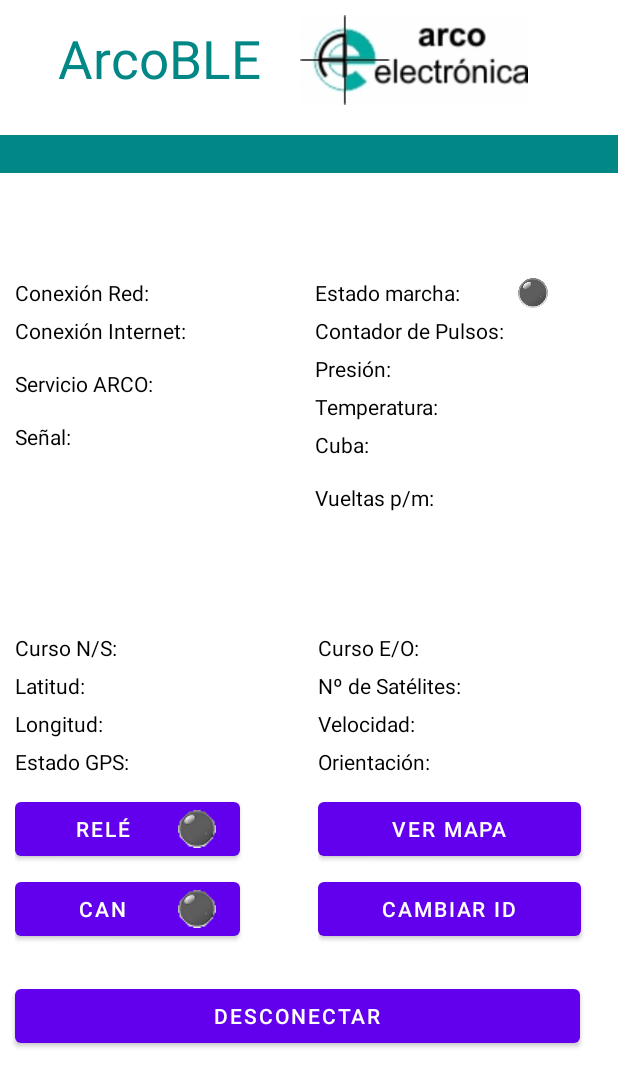
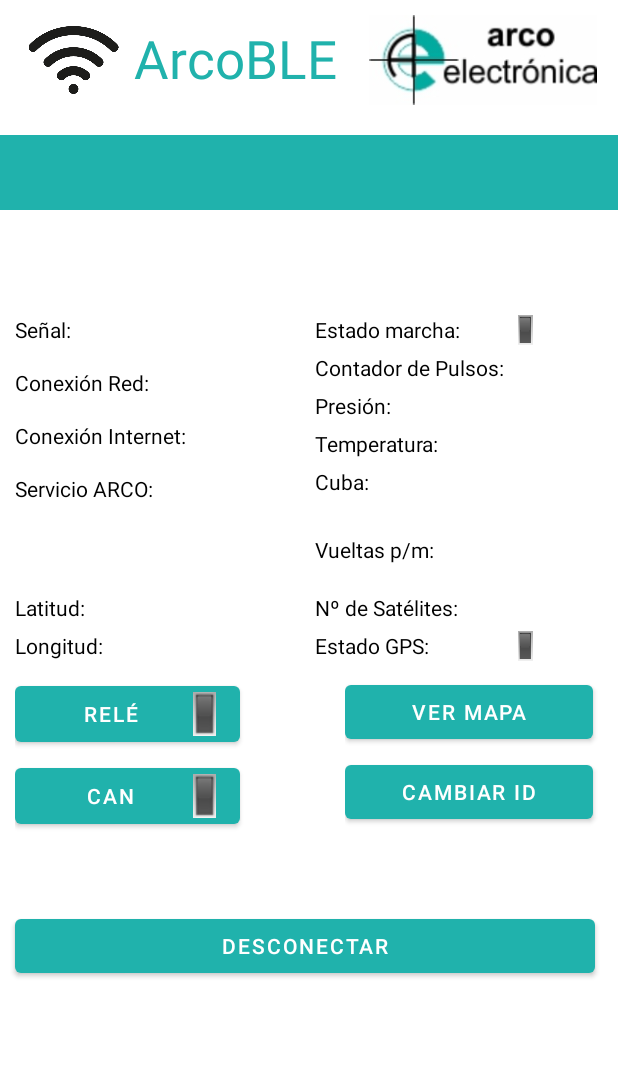
Before and after one commit to Daniel-RM/ArcoBLE, an Android app: the DatosActivity screen opened directly, with no data from a screen before it, on a phone screen of 412 x 824 dp. Shown: the top 1087 px of the screen. Run offline under Robolectric (Android 15) with nearby library versions, the phone set to English and light mode, and no system bars; 2 statements that could not run were skipped.

Commit message:
leds cuadrados dentro del botón

```diff
--- a/app/src/main/res/layout/activity_datos.xml
+++ b/app/src/main/res/layout/activity_datos.xml
@@ -16,9 +16,9 @@
     <TextView
         android:id="@+id/tvEstado"
         android:layout_width="0dp"
-        android:layout_height="25dp"
+        android:layout_height="50dp"
         android:layout_marginTop="20dp"
-        android:background="@color/teal_700"
+        android:background="@color/verdeArco"
         android:textAlignment="center"
         android:textColor="@color/black"
         android:textSize="18sp"
@@ -34,8 +34,8 @@
         android:layout_marginStart="10dp"
         android:layout_marginTop="10dp"
         android:textAlignment="center"
-        android:textColor="@color/teal_700"
-        android:textSize="16sp"
+        android:textColor="@color/verdeArco"
+        android:textSize="18sp"
         app:layout_constraintEnd_toEndOf="parent"
         app:layout_constraintHorizontal_bias="0.0"
         app:layout_constraintStart_toStartOf="parent"
@@ -45,7 +45,7 @@
     <LinearLayout
         android:id="@+id/layConexion"
         android:layout_width="200dp"
-        android:layout_height="211dp"
+        android:layout_height="185dp"
         android:layout_marginStart="10dp"
         android:layout_marginTop="10dp"
         android:orientation="vertical"
@@ -53,9 +53,16 @@
         app:layout_constraintTop_toBottomOf="@+id/tvEstado2">
 
         <TextView
+            android:id="@+id/tvRssi"
+            android:layout_width="match_parent"
+            android:layout_height="35dp"
+            android:text="@string/rssi"
+            android:textColor="@color/black" />
+
+        <TextView
             android:id="@+id/tvConexionRed"
             android:layout_width="match_parent"
-            android:layout_height="25dp"
+            android:layout_height="35dp"
             android:text="@string/conexionRed"
             android:textColor="@color/black"
             app:layout_constraintStart_toStartOf="parent"
@@ -75,22 +82,15 @@
             android:id="@+id/tvServicio"
             android:layout_width="match_parent"
             android:layout_height="35dp"
-            android:textColor="@color/black"
-            android:text="@string/servicioARCO" />
-
-        <TextView
-            android:id="@+id/tvRssi"
-            android:layout_width="match_parent"
-            android:layout_height="35dp"
-            android:textColor="@color/black"
-            android:text="@string/rssi" />
+            android:text="@string/servicioARCO"
+            android:textColor="@color/black" />
 
     </LinearLayout>
 
     <LinearLayout
         android:id="@+id/layCamion"
         android:layout_width="200dp"
-        android:layout_height="185dp"
+        android:layout_height="160dp"
         android:orientation="vertical"
         app:layout_constraintStart_toEndOf="@+id/layConexion"
         app:layout_constraintTop_toBottomOf="@+id/tvMarcha">
@@ -100,36 +100,37 @@
             android:id="@+id/tvPulsos"
             android:layout_width="match_parent"
             android:layout_height="25dp"
-            android:textColor="@color/black"
-            android:text="@string/pulsos" />
+            android:text="@string/pulsos"
+            android:textColor="@color/black" />
 
         <TextView
             android:id="@+id/tvAnalogica"
             android:layout_width="match_parent"
             android:layout_height="25dp"
-            android:textColor="@color/black"
-            android:text="@string/analogica" />
+            android:text="@string/analogica"
+            android:textColor="@color/black" />
 
         <TextView
             android:id="@+id/tvAnalogica2"
             android:layout_width="match_parent"
             android:layout_height="25dp"
-            android:textColor="@color/black"
-            android:text="@string/analogica2" />
+            android:text="@string/analogica2"
+            android:textColor="@color/black" />
 
         <TextView
             android:id="@+id/tvCuba"
             android:layout_width="match_parent"
             android:layout_height="35dp"
-            android:textColor="@color/black"
-            android:text="@string/giroCuba" />
+            android:text="@string/giroCuba"
+            android:textColor="@color/black" />
 
         <TextView
             android:id="@+id/tvGiroCuba"
             android:layout_width="match_parent"
-            android:layout_height="25dp"
-            android:textColor="@color/black"
-            android:text="@string/cuba" />
+            android:layout_height="35dp"
+            android:paddingTop="10dp"
+            android:text="@string/cuba"
+            android:textColor="@color/black" />
 
     </LinearLayout>
 
@@ -146,69 +147,55 @@
     <ImageView
         android:id="@+id/ledMarcha"
         android:layout_width="20dp"
-        android:layout_height="20dp"
-        android:layout_marginStart="5dp"
+        android:layout_height="25dp"
         android:layout_marginTop="10dp"
+        android:paddingBottom="5dp"
         android:contentDescription="@string/todo"
-        android:src="@drawable/led_apagado"
+        android:src="@drawable/gris"
         app:layout_constraintStart_toEndOf="@+id/tvMarcha"
         app:layout_constraintTop_toBottomOf="@+id/tvEstado2" />
 
-    <TextView
-        android:id="@+id/tvTrama"
-        android:layout_width="0dp"
+    <ImageView
+        android:id="@+id/ledGPS"
+        android:layout_width="20dp"
         android:layout_height="25dp"
-        android:layout_marginStart="10dp"
-        android:textColor="@color/red"
-        app:layout_constraintEnd_toEndOf="parent"
-        app:layout_constraintHorizontal_bias="0.0"
-        app:layout_constraintStart_toStartOf="parent"
-        app:layout_constraintTop_toBottomOf="@+id/layConexion" />
+        android:paddingBottom="5dp"
+        android:contentDescription="@string/todo"
+        android:src="@drawable/gris"
+        app:layout_constraintStart_toEndOf="@+id/tvEstadoGPS"
+        app:layout_constraintTop_toBottomOf="@+id/tvSatelites" />
 
     <LinearLayout
         android:id="@+id/layPosicion1"
         android:layout_width="200dp"
-        android:layout_height="220dp"
+        android:layout_height="200dp"
         android:layout_marginStart="10dp"
         android:orientation="vertical"
         app:layout_constraintStart_toStartOf="parent"
-        app:layout_constraintTop_toBottomOf="@+id/tvTrama">
+        app:layout_constraintTop_toBottomOf="@+id/layConexion">
 
-
-        <TextView
-            android:id="@+id/tvTramaNS"
-            android:layout_width="match_parent"
-            android:layout_height="25dp"
-            android:textColor="@color/black"
-            android:text="@string/tramaNS" />
 
         <TextView
             android:id="@+id/tvLatitud"
             android:layout_width="match_parent"
             android:layout_height="25dp"
-            android:textColor="@color/black"
-            android:text="@string/latitud" />
+            android:text="@string/latitud"
+            android:textColor="@color/black" />
 
         <TextView
             android:id="@+id/tvLongitud"
             android:layout_width="match_parent"
             android:layout_height="25dp"
-            android:textColor="@color/black"
-            android:text="@string/longitud" />
-
-        <TextView
-            android:id="@+id/tvEstadoGPS"
-            android:layout_width="match_parent"
-            android:layout_height="25dp"
-            android:textColor="@color/black"
-            android:text="@string/estadoGPS" />
+            android:text="@string/longitud"
+            android:textColor="@color/black" />
 
         <Button
             android:id="@+id/btnRele"
             android:layout_width="150dp"
             android:layout_height="wrap_content"
             android:layout_marginTop="5dp"
-            android:drawableRight="@drawable/led_apagado_enano"
+
+            android:drawableRight="@drawable/gris_peque"
             android:text="@string/rele" />
 
         <Button
@@ -216,11 +203,10 @@
             android:layout_width="150dp"
             android:layout_height="wrap_content"
             android:layout_marginTop="5dp"
-            android:drawableRight="@drawable/led_apagado_enano"
+            android:drawableRight="@drawable/gris_peque"
             android:text="@string/can"
             app:layout_constraintStart_toStartOf="parent"
             app:layout_constraintTop_toBottomOf="@+id/btnRele" />
-
 
 
     </LinearLayout>
@@ -228,50 +214,24 @@
     <LinearLayout
         android:id="@+id/layPosicion2"
         android:layout_width="200dp"
-        android:layout_height="220dp"
+        android:layout_height="150dp"
+        android:layout_marginTop="50dp"
         android:orientation="vertical"
+        android:paddingLeft="18dp"
         app:layout_constraintEnd_toEndOf="parent"
-        app:layout_constraintTop_toBottomOf="@+id/tvTrama">
+        app:layout_constraintTop_toBottomOf="@+id/layCamion">
 
-
-        <TextView
-            android:id="@+id/tvTramaEW"
-            android:layout_width="match_parent"
-            android:layout_height="25dp"
-            android:textColor="@color/black"
-            android:text="@string/tramaEW" />
-
-        <TextView
-            android:id="@+id/tvSatelites"
-            android:layout_width="match_parent"
-            android:layout_height="25dp"
-            android:textColor="@color/black"
-            android:text="@string/satelites" />
-
-        <TextView
-            android:id="@+id/tvVelocidad"
-            android:layout_width="match_parent"
-            android:layout_height="25dp"
-            android:textColor="@color/black"
-            android:text="@string/velocidad" />
-
-        <TextView
-            android:id="@+id/tvOrientacion"
-            android:layout_width="match_parent"
-            android:layout_height="25dp"
-            android:textColor="@color/black"
-            android:text="@string/orientacion" />
 
         <Button
             android:id="@+id/btnPosicion"
-            android:layout_width="175dp"
+            android:layout_width="165dp"
             android:layout_height="wrap_content"
             android:layout_marginTop="5dp"
             android:text="@string/posicion" />
 
         <Button
             android:id="@+id/btnID"
-            android:layout_width="175dp"
+            android:layout_width="165dp"
             android:layout_height="wrap_content"
             android:layout_marginTop="5dp"
             android:text="@string/id" />
@@ -285,11 +245,29 @@
         android:layout_height="wrap_content"
         android:layout_marginStart="10dp"
         android:layout_marginTop="11dp"
-        android:layout_marginEnd="25dp"
+        android:layout_marginEnd="15dp"
         android:text="@string/desconectar"
         app:layout_constraintEnd_toEndOf="parent"
         app:layout_constraintStart_toStartOf="parent"
         app:layout_constraintTop_toBottomOf="@+id/layPosicion1" />
+
+    <TextView
+        android:id="@+id/tvSatelites"
+        android:layout_width="170dp"
+        android:layout_height="25dp"
+        android:text="@string/satelites"
+        android:textColor="@color/black"
+        app:layout_constraintStart_toEndOf="@+id/layPosicion1"
+        app:layout_constraintTop_toBottomOf="@+id/layCamion" />
+
+    <TextView
+        android:id="@+id/tvEstadoGPS"
+        android:layout_width="130dp"
+        android:layout_height="25dp"
+        android:text="@string/estadoGPS"
+        android:textColor="@color/black"
+        app:layout_constraintStart_toEndOf="@+id/layPosicion1"
+        app:layout_constraintTop_toBottomOf="@+id/tvSatelites" />
 
     <TextView
         android:id="@+id/tvID"
@@ -306,41 +284,28 @@
 
     <EditText
         android:id="@+id/etID"
-        android:layout_width="wrap_content"
+        android:layout_width="135dp"
         android:layout_height="40dp"
-        android:layout_marginStart="20dp"
+        android:layout_marginStart="10dp"
         android:layout_marginTop="20dp"
-        android:layout_marginEnd="106dp"
         android:ems="10"
         android:importantForAutofill="no"
         android:inputType="textPersonName"
         android:textSize="16sp"
-        app:layout_constraintEnd_toEndOf="parent"
-        app:layout_constraintHorizontal_bias="0.0"
         app:layout_constraintStart_toEndOf="@+id/tvID"
         app:layout_constraintTop_toBottomOf="@+id/btnDesconectar" />
 
-
-    <!--
-
-
-
-        <ImageView
-            android:id="@+id/ledRele"
-            android:layout_width="20dp"
-            android:layout_height="20dp"
-            app:srcCompat="@drawable/led_apagado" />
-
-        <ImageView
-            android:id="@+id/ledCan"
-            android:layout_width="20dp"
-            android:layout_height="20dp"
-            android:layout_marginStart="5dp"
-            android:layout_marginTop="93dp"
-            app:layout_constraintStart_toEndOf="@+id/btnCAN"
-            app:layout_constraintTop_toBottomOf="@+id/tvLongitud"
-            app:srcCompat="@drawable/led_apagado" />    -->
-
+    <Button
+        android:id="@+id/btnCancel"
+        android:layout_width="wrap_content"
+        android:layout_height="wrap_content"
+        android:layout_marginStart="10dp"
+        android:layout_marginTop="10dp"
+        android:layout_marginEnd="15dp"
+        android:text="@string/cancelar"
+        app:layout_constraintEnd_toEndOf="parent"
+        app:layout_constraintStart_toEndOf="@+id/etID"
+        app:layout_constraintTop_toBottomOf="@+id/btnDesconectar" />
 
 
 </androidx.constraintlayout.widget.ConstraintLayout>
--- a/app/src/main/res/layout/toolbar.xml
+++ b/app/src/main/res/layout/toolbar.xml
@@ -11,20 +11,28 @@
         android:orientation="horizontal">
 
 
+        <ImageView
+            android:id="@+id/imgSenal"
+            android:visibility="invisible"
+            android:layout_width="60dp"
+            android:layout_height="60dp"
+            android:layout_weight="1"
+            app:srcCompat="@drawable/senal_0" />
+
         <TextView
+            android:layout_width="150dp"
+            android:layout_height="match_parent"
             android:paddingTop="5dp"
-            android:layout_width="180dp"
-            android:layout_height="match_parent"
             android:text="@string/app_name"
             android:textAlignment="center"
             android:textAppearance="@style/Base.TextAppearance.AppCompat.Large"
-            android:textColor="@color/teal_700"
+            android:textColor="@color/verdeArco"
             android:textSize="35sp"
             android:textStyle="normal" />
 
         <ImageView
 
-            android:layout_width="160dp"
+            android:layout_width="180dp"
             android:layout_height="60dp"
             android:src="@drawable/logo2" />
 
--- a/app/src/main/res/values/colors.xml
+++ b/app/src/main/res/values/colors.xml
@@ -10,4 +10,5 @@
     <color name="green">#00FF00</color>
     <color name="red">#FF0000</color>
     <color name="grey">#808080</color>
+    <color name="verdeArco">#20B2AC</color>
 </resources>
--- a/app/src/main/res/values/strings.xml
+++ b/app/src/main/res/values/strings.xml
@@ -10,6 +10,7 @@
     <string name="idModulo">ID Módulo:</string>
     <string name="rssi">Señal:</string>
     <string name="desconectar">Desconectar</string>
+    <string name="cancelar">Cancelar</string>
 
 
     <!--Cabeceras TextView´s-->
--- a/app/src/main/res/values/themes.xml
+++ b/app/src/main/res/values/themes.xml
@@ -2,7 +2,8 @@
     <!-- Base application theme. -->
     <style name="Theme.ArcoBLE" parent="Theme.MaterialComponents.Light.NoActionBar">
         <!-- Primary brand color. -->
-        <item name="colorPrimary">@color/purple_500</item>
+        <!--<item name="colorPrimary">@color/purple_500</item>-->
+        <item name="colorPrimary">@color/verdeArco</item>
         <item name="colorPrimaryVariant">@color/purple_700</item>
         <item name="colorOnPrimary">@color/white</item>
         <!-- Secondary brand color. -->
```
Also changed, not shown: app/src/main/java/com/example/arcoble/DatosActivity.java (+76 -42 lines), app/src/main/java/com/example/arcoble/MainActivity.java (+3 -4 lines), app/src/main/res/drawable/gris.png (added), app/src/main/res/drawable/gris_peque.png (added), app/src/main/res/drawable/naranja.png (added), app/src/main/res/drawable/naranja_peque.png (added), app/src/main/res/drawable/rojo.png (added), app/src/main/res/drawable/rojo_peque.png (added), app/src/main/res/drawable/senal_0.png (added), app/src/main/res/drawable/senal_100.png (added), app/src/main/res/drawable/senal_25.png (added), app/src/main/res/drawable/senal_50.png (added), app/src/main/res/drawable/senal_75.png (added), app/src/main/res/drawable/verde.png (added), 1 more files.
